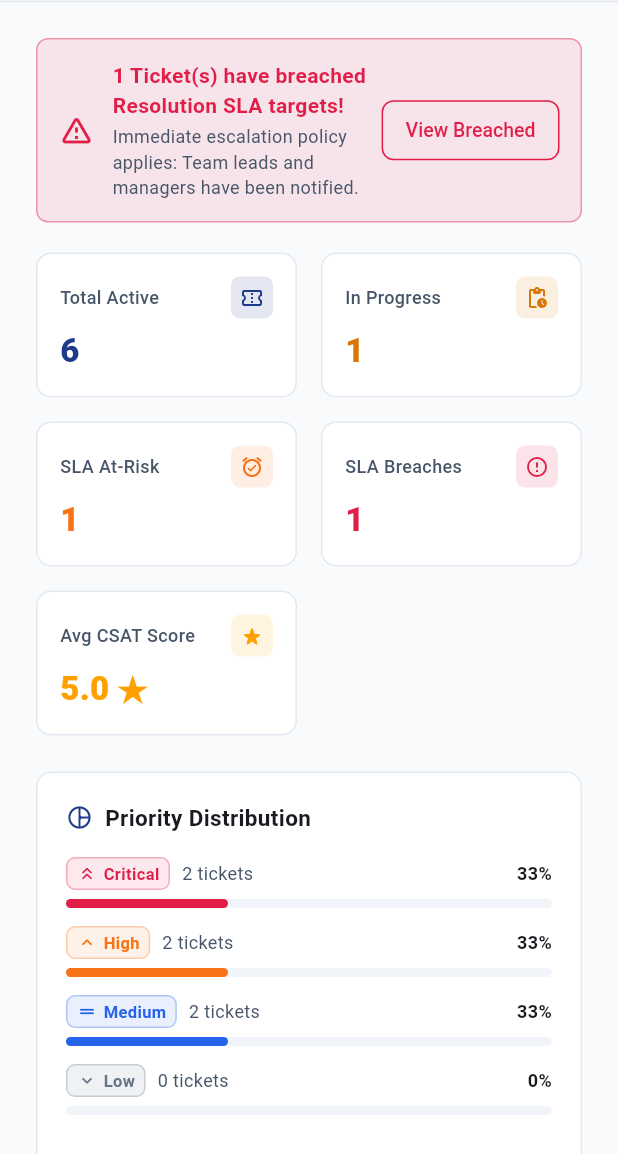
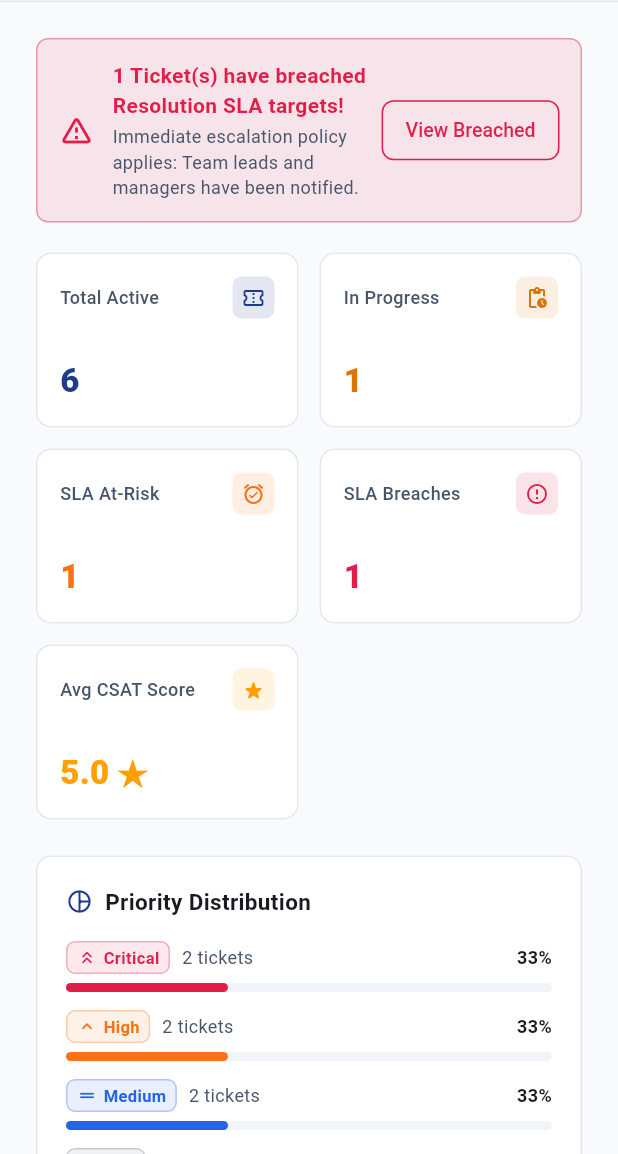
Before and after one commit to vigneshkrishnan4783/Enterprise-Ticket-Management-System-FD, a Flutter app: the screen it shows after launch, on a phone screen of 412 x 824 dp, the part 82-1236 px from its top. Run offline on Flutter 3.47's test engine with Material 3 defaults, Android fonts, the phone set to English and light mode, and no system bars; network calls fail; Roboto replaces fonts that are missing (Segoe UI).

Commit message:
fix: full desktop screen resolution responsive optimization across all views

```diff
--- a/lib/views/dashboard_view.dart
+++ b/lib/views/dashboard_view.dart
@@ -79,17 +79,30 @@ class DashboardView extends StatelessWidget {
             ),
           ],
 
-          // KPI Summary Cards
+          // KPI Summary Cards (Fluidly Responsive on all Desktop Resolutions)
           LayoutBuilder(
             builder: (context, constraints) {
-              final isWide = constraints.maxWidth > 900;
+              final width = constraints.maxWidth;
+              int columns = 5;
+              double ratio = 1.7;
+              if (width < 650) {
+                columns = 2;
+                ratio = 1.5;
+              } else if (width < 1100) {
+                columns = 3;
+                ratio = 1.8;
+              } else {
+                columns = 5;
+                ratio = 1.7;
+              }
+
               return GridView.count(
-                crossAxisCount: isWide ? 5 : 2,
+                crossAxisCount: columns,
                 shrinkWrap: true,
                 physics: const NeverScrollableScrollPhysics(),
-                crossAxisSpacing: 16,
-                mainAxisSpacing: 16,
-                childAspectRatio: isWide ? 1.6 : 1.8,
+                crossAxisSpacing: 14,
+                mainAxisSpacing: 14,
+                childAspectRatio: ratio,
                 children: [
                   _buildKpiCard(
                     title: 'Total Active',
--- a/lib/views/ticket_detail_view.dart
+++ b/lib/views/ticket_detail_view.dart
@@ -74,6 +74,8 @@ class _TicketDetailViewState extends State<TicketDetailView> with SingleTickerPr
               color: AppTheme.surface,
               border: Border(bottom: BorderSide(color: AppTheme.border)),
             ),
+            child: SingleChildScrollView(
+              scrollDirection: Axis.horizontal,
               child: Row(
                 children: [
                   OutlinedButton.icon(
@@ -100,11 +102,12 @@ class _TicketDetailViewState extends State<TicketDetailView> with SingleTickerPr
                   StatusBadge(status: ticket.status),
                   const SizedBox(width: 8),
                   SlaCountdownBadge(ticket: ticket),
-                const Spacer(),
+                  const SizedBox(width: 24),
 
                   // Permitted Workflow Transition Actions
                   _buildWorkflowActionButtons(context, ticket, auth.currentUser),
                 ],
+              ),
             ),
           ),
 
```
Also changed, not shown: lib/views/reports_view.dart (+17 -17 lines), lib/views/ticket_list_view.dart (+6 -2 lines), lib/widgets/app_header.dart (+26 -12 lines). Lines whose indentation alone changed are shown as unchanged.
